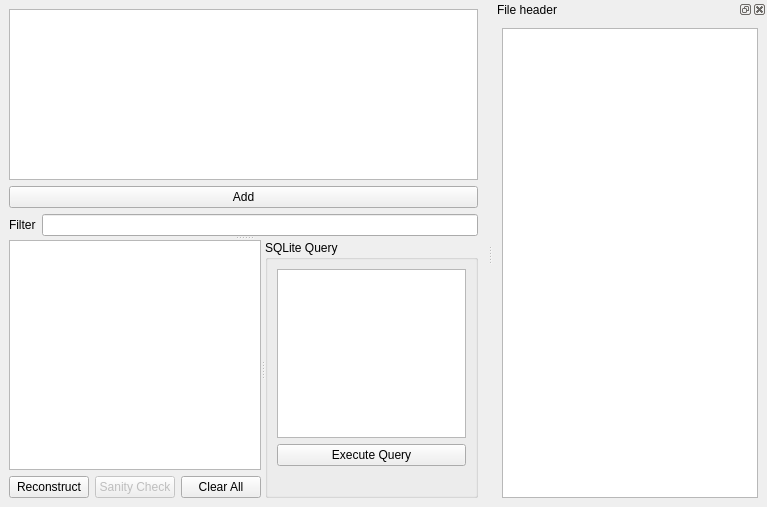
The window that src/filebrowserwidget.ui (AndreasReiten/nebula) describes before a commit, drawn with Qt 5.
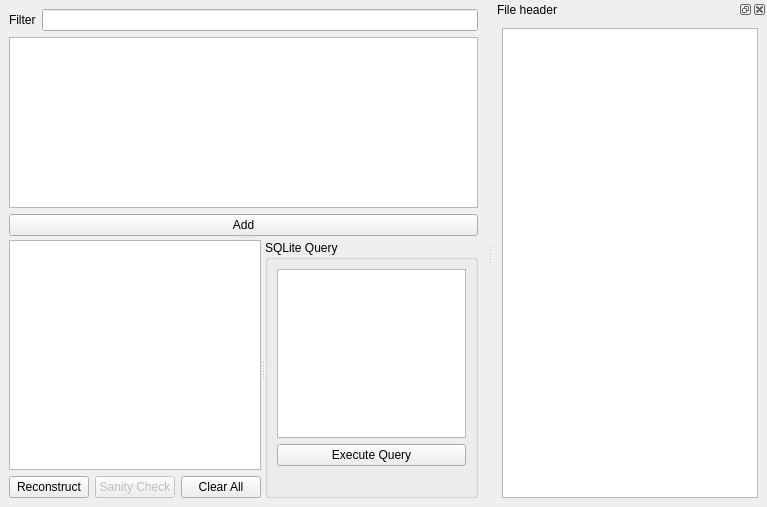
The same window after the commit. Custom widgets are drawn as their Qt base class.

```diff
--- a/src/filebrowserwidget.ui
+++ b/src/filebrowserwidget.ui
@@ -25,24 +25,24 @@
       </property>
       <widget class="QWidget" name="">
        <layout class="QGridLayout" name="gridLayout">
-        <item row="0" column="0" colspan="2">
-         <widget class="FileTreeView" name="fileTreeView"/>
-        </item>
         <item row="1" column="0" colspan="2">
+         <widget class="FileTreeView" name="fileTreeView"/>
+        </item>
+        <item row="2" column="0" colspan="2">
          <widget class="QPushButton" name="addFilesButton">
           <property name="text">
            <string>Add</string>
           </property>
          </widget>
         </item>
-        <item row="2" column="0">
+        <item row="0" column="0">
          <widget class="QLabel" name="label_3">
           <property name="text">
            <string>Filter</string>
           </property>
          </widget>
         </item>
-        <item row="2" column="1">
+        <item row="0" column="1">
          <widget class="QLineEdit" name="filterLineEdit">
           <property name="text">
            <string/>
```
